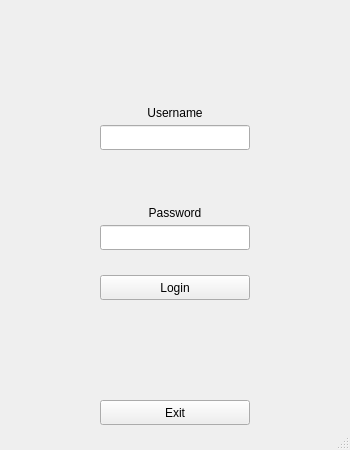
Qt form GolfApp/login.ui (drober23/CS340-GolfApp) before a commit.
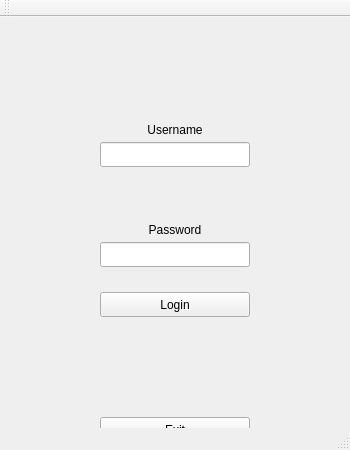
The same form after that commit. Icons and pictures are not drawn.

Commit message: some graphics and new logo

```diff
--- a/GolfApp/login.ui
+++ b/GolfApp/login.ui
@@ -16,7 +16,13 @@
   <property name="autoFillBackground">
    <bool>false</bool>
   </property>
+  <property name="styleSheet">
+   <string notr="true">background-image: url(:/new/prefix1/LOGO.jpg);</string>
+  </property>
   <widget class="QWidget" name="centralwidget">
+   <property name="styleSheet">
+    <string notr="true"/>
+   </property>
    <widget class="QLineEdit" name="usernameLine">
     <property name="geometry">
      <rect>
@@ -138,6 +144,17 @@
    </property>
   </widget>
   <widget class="QStatusBar" name="statusbar"/>
+  <widget class="QToolBar" name="toolBar">
+   <property name="windowTitle">
+    <string>toolBar</string>
+   </property>
+   <attribute name="toolBarArea">
+    <enum>TopToolBarArea</enum>
+   </attribute>
+   <attribute name="toolBarBreak">
+    <bool>false</bool>
+   </attribute>
+  </widget>
  </widget>
  <resources/>
  <connections/>
```
Left out of the diff: 26 changed lines with no effect on the pictures. The commit also changes 30 other files.
